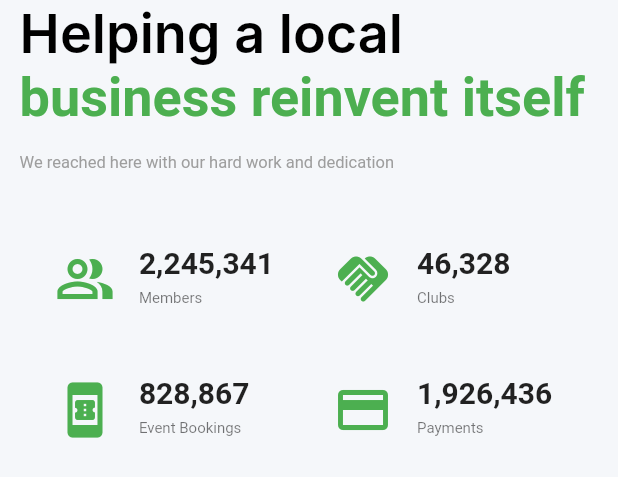
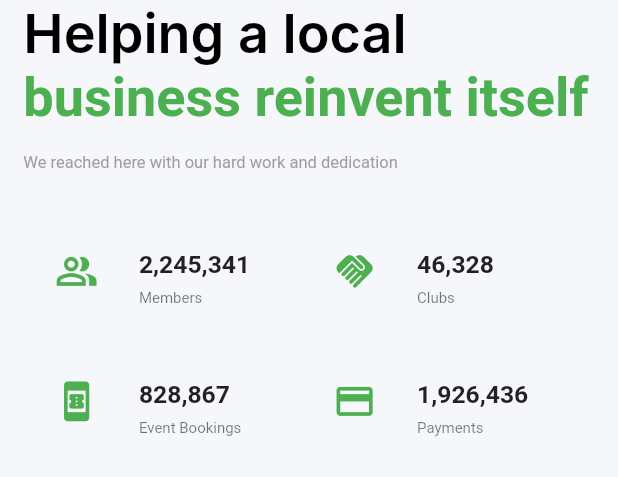
Before and after one commit to TahminaTania/learning__flutter, a Flutter app: the AchivementPage widget shown alone on an empty page, opened directly, on a phone screen of 412 x 824 dp. Shown: the top 477 px of the screen. Run offline on Flutter 3.47's test engine with Material 2 defaults, Android fonts, the phone set to English and light mode, and no system bars; Roboto replaces fonts that are missing (Inter).

Commit message:
fixed few sizes, still breaking on galaxy fold

```diff
--- a/lib/achivements_page.dart
+++ b/lib/achivements_page.dart
@@ -33,7 +33,7 @@ class AchivementPage extends StatelessWidget {
                   AchivementsLeftContainer(),
                   Container(
                     width: Globals.width * 0.9,
-                    height: 165,
+                   // height: Globals.width < 400 ? null : 165,
                     // color: Colors.red,
                     child: Center(child: CountsPage()),
                   )
--- a/lib/landing_page.dart
+++ b/lib/landing_page.dart
@@ -1,6 +1,7 @@
 import 'package:flutter/material.dart';
 import 'package:learning__flutter/achivements_page.dart';
 import 'package:learning__flutter/banner_page.dart';
+import 'package:learning__flutter/globals.dart';
 import 'package:learning__flutter/main.dart';
 import 'package:learning__flutter/screens/calender_page.dart';
 import 'package:learning__flutter/screens/components/body_first.dart';
@@ -39,7 +40,7 @@ class LandingPage extends StatelessWidget {
           ),
           CommunityUpdatesPage(),
           SizedBox(
-            height: 150,
+            height: Globals.width / 15,
           ),
           FooterPage()
         ]),
--- a/lib/screens/components/achivements_left_container.dart
+++ b/lib/screens/components/achivements_left_container.dart
@@ -9,8 +9,12 @@ class AchivementsLeftContainer extends StatelessWidget {
   Widget build(BuildContext context) {
     return Container(
       // color: Colors.amber,
-      height: 150,
+      height: Globals.width < 400 ? null : 150,
       alignment: Alignment.center,
+      child: Padding(
+        padding: !ResponsiveWidget.isSmallScreen(context)
+            ? const EdgeInsets.all(0.0)
+            : const EdgeInsets.fromLTRB(5, 0, 0, 0),
         child: Column(
             //mainAxisAlignment: MainAxisAlignment.start,
             crossAxisAlignment: CrossAxisAlignment.start,
@@ -50,6 +54,7 @@ class AchivementsLeftContainer extends StatelessWidget {
                 height: 5,
               ),
             ]),
+      ),
     );
   }
 }
--- a/lib/screens/components/container_bar.dart
+++ b/lib/screens/components/container_bar.dart
@@ -11,7 +11,7 @@ class ContainerBar extends StatelessWidget {
       padding: const EdgeInsets.all(18.0),
       child: Container(
         height: ResponsiveWidget.isSmallScreen(context)
-            ? Globals.height * 0.15
+            ? Globals.height * 0.18
             : 150.73,
         width: ResponsiveWidget.isSmallScreen(context)
             ? Globals.width * 0.7
--- a/lib/screens/components/counts_page.dart
+++ b/lib/screens/components/counts_page.dart
@@ -1,4 +1,5 @@
 import 'package:flutter/material.dart';
+import 'package:learning__flutter/globals.dart';
 import 'package:learning__flutter/screens/components/listtile_comp.dart';
 import 'package:learning__flutter/screens/components/responsive_widget.dart';
 
@@ -10,6 +11,7 @@ class CountsPage extends StatelessWidget {
     var size = MediaQuery.of(context).size;
     return Container(
       height: size.height * 0.3,
+      //width: Globals.width > 400 ? Globals.width : null,
       //color: Colors.amber,
       child: Column(children: [
         Row(
--- a/lib/screens/components/listtile_comp.dart
+++ b/lib/screens/components/listtile_comp.dart
@@ -22,7 +22,7 @@ class ListtileComp extends StatelessWidget {
           color: Colors.green,
           size: !ResponsiveWidget.isSmallScreen(context)
               ? Globals.width * 0.04
-              : 40,
+              : Globals.width * 0.07,
           weight: 900,
         ),
         title: Row(
@@ -33,7 +33,7 @@ class ListtileComp extends StatelessWidget {
                 fontWeight: FontWeight.w700,
                 fontSize: !ResponsiveWidget.isSmallScreen(context)
                     ? Globals.width * 0.02
-                    : 20,
+                    : Globals.width * 0.04,
               ),
             ),
             SizedBox(width: 8),
--- a/lib/screens/footer_page.dart
+++ b/lib/screens/footer_page.dart
@@ -1,4 +1,5 @@
 import 'package:flutter/material.dart';
+import 'package:learning__flutter/globals.dart';
 import 'package:learning__flutter/screens/components/footer_frame.dart';
 import 'package:learning__flutter/screens/components/footer_frame2.dart';
 import 'package:learning__flutter/screens/components/responsive_widget.dart';
@@ -16,7 +17,9 @@ class FooterPage extends StatelessWidget {
           style: TextStyle(
             fontFamily: 'Inter',
             fontWeight: FontWeight.w600,
-            fontSize: 44,
+            fontSize: ResponsiveWidget.isSmallScreen(context)
+                ? Globals.width / 15
+                : Globals.width / 30,
           ),
         )),
         SizedBox(
```
Also changed, not shown: lib/screens/cummunity_updates_page.dart (+9 -3 lines), pubspec.lock. Lines whose indentation alone changed are shown as unchanged.
